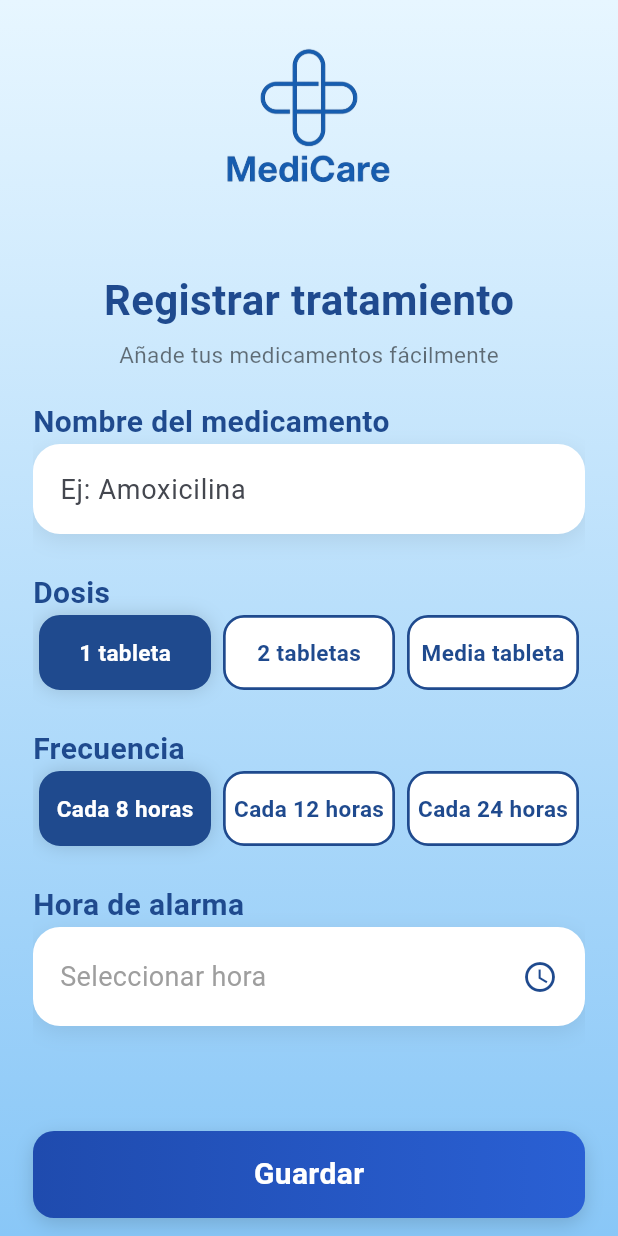
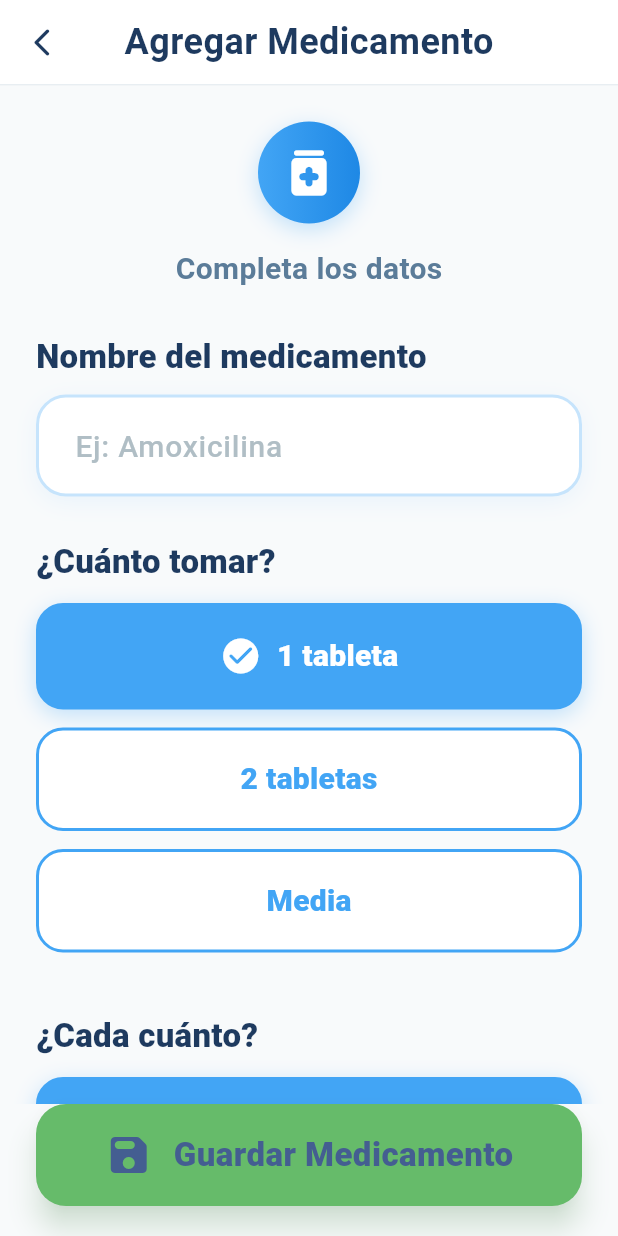
Before and after one commit to Luis2Sosa/medicare_app, a Flutter app: the TreatmentFormScreen screen opened by its route, on a phone screen of 412 x 824 dp. Run offline on Flutter 3.47's test engine with Material 3 defaults, Android fonts, the phone set to English and light mode, and no system bars.

Commit message:
Mejorando pantalla de agregar medicamentos

```diff
--- a/lib/modules/treatments/screens/treatment_form_screen.dart
+++ b/lib/modules/treatments/screens/treatment_form_screen.dart
@@ -27,87 +27,139 @@ class _TreatmentFormScreenState extends State<TreatmentFormScreen> {
   @override
   Widget build(BuildContext context) {
     return Scaffold(
+      backgroundColor: const Color(0xFFF8FAFB),
       resizeToAvoidBottomInset: true,
-      body: Container(
-        decoration: const BoxDecoration(
-          gradient: AppTheme.mainGradient,
+      appBar: AppBar(
+        backgroundColor: Colors.white,
+        foregroundColor: const Color(0xFF1E3A5F),
+        centerTitle: true,
+        elevation: 0,
+        title: const Text(
+          "Agregar Medicamento",
+          style: TextStyle(
+            fontSize: 24,
+            fontWeight: FontWeight.w700,
+            letterSpacing: 0.3,
           ),
-        child: SafeArea(
-          child: Padding(
-            padding: const EdgeInsets.symmetric(horizontal: 22),
+        ),
+        leading: IconButton(
+          icon: const Icon(Icons.arrow_back_ios_new_rounded, size: 22),
+          onPressed: () => Navigator.pop(context),
+        ),
+        bottom: PreferredSize(
+          preferredSize: const Size.fromHeight(1),
+          child: Container(
+            color: const Color(0xFFE8EEF2),
+            height: 1,
+          ),
+        ),
+      ),
+      body: SafeArea(
         child: Column(
           children: [
-                // 👉 FORMULARIO (SCROLL)
+            // FORMULARIO CON SCROLL
             Expanded(
               child: SingleChildScrollView(
                 physics: const BouncingScrollPhysics(),
-                    keyboardDismissBehavior:
-                    ScrollViewKeyboardDismissBehavior.onDrag,
+                keyboardDismissBehavior: ScrollViewKeyboardDismissBehavior.onDrag,
+                padding: const EdgeInsets.all(24),
                 child: Form(
                   key: _formKey,
                   child: Column(
-                        crossAxisAlignment: CrossAxisAlignment.center,
+                    crossAxisAlignment: CrossAxisAlignment.start,
                     children: [
-                          const SizedBox(height: 10),
-
-                          Image.asset(
-                            "assets/images/medicare_logo.png",
-                            width: 160,
+                      // HEADER COMPACTO
+                      Center(
+                        child: Container(
+                          padding: const EdgeInsets.all(14),
+                          decoration: BoxDecoration(
+                            gradient: const LinearGradient(
+                              colors: [
+                                Color(0xFF42A5F5),
+                                Color(0xFF1E88E5),
+                              ],
                             ),
-
-                          const SizedBox(height: 10),
-
-                          const Text(
-                            "Registrar tratamiento",
-                            style: TextStyle(
-                              fontSize: 28,
-                              fontWeight: FontWeight.bold,
-                              color: AppTheme.primaryBlue,
+                            shape: BoxShape.circle,
+                            boxShadow: [
+                              BoxShadow(
+                                color: const Color(0xFF42A5F5).withOpacity(0.3),
+                                blurRadius: 12,
+                                offset: const Offset(0, 4),
+                              ),
+                            ],
+                          ),
+                          child: const Icon(
+                            Icons.medication_rounded,
+                            size: 40,
+                            color: Colors.white,
+                          ),
                         ),
                       ),
 
-                          const SizedBox(height: 6),
+                      const SizedBox(height: 16),
 
-                          const Text(
-                            "Añade tus medicamentos fácilmente",
+                      const Center(
+                        child: Text(
+                          "Completa los datos",
                           style: TextStyle(
-                              fontSize: 15,
-                              color: Colors.black54,
+                            fontSize: 20,
+                            color: Color(0xFF5B7C99),
+                            fontWeight: FontWeight.w700,
+                          ),
                         ),
                       ),
 
-                          const SizedBox(height: 20),
+                      const SizedBox(height: 28),
 
+                      // NOMBRE DEL MEDICAMENTO
                       _label("Nombre del medicamento"),
+                      const SizedBox(height: 10),
                       _inputCard(
                         child: TextFormField(
                           controller: nameCtrl,
-                              style: const TextStyle(fontSize: 18),
+                          style: const TextStyle(
+                            fontSize: 22,
+                            fontWeight: FontWeight.w700,
+                            color: Color(0xFF1E3A5F),
+                          ),
                           decoration: const InputDecoration(
                             border: InputBorder.none,
                             hintText: "Ej: Amoxicilina",
+                            hintStyle: TextStyle(
+                              fontSize: 20,
+                              color: Color(0xFFB0BEC5),
+                              fontWeight: FontWeight.w500,
+                            ),
+                            contentPadding: EdgeInsets.symmetric(
+                              horizontal: 4,
+                              vertical: 4,
+                            ),
                           ),
                           validator: (value) {
                             if (value == null || value.trim().isEmpty) {
-                                  return "Por favor ingresa el nombre del medicamento";
+                              return "Ingresa el nombre del medicamento";
                             }
                             return null;
                           },
                         ),
                       ),
 
-                          const SizedBox(height: 25),
+                      const SizedBox(height: 28),
 
-                          _label("Dosis"),
+                      // DOSIS
+                      _label("¿Cuánto tomar?"),
+                      const SizedBox(height: 12),
                       _segmentSelector(
-                            items: ["1 tableta", "2 tabletas", "Media tableta"],
+                        items: ["1 tableta", "2 tabletas", "Media"],
                         selected: dosis,
                         onSelect: (v) => setState(() => dosis = v),
                       ),
 
-                          const SizedBox(height: 25),
+                      const SizedBox(height: 28),
 
-                          _label("Frecuencia"),
+                      // FRECUENCIA
+                      _label("¿Cada cuánto?"),
+                      const SizedBox(height: 12),
                       _segmentSelector(
                         items: [
                           "Cada 8 horas",
@@ -118,81 +170,103 @@ class _TreatmentFormScreenState extends State<TreatmentFormScreen> {
                         onSelect: (v) => setState(() => frecuencia = v),
                       ),
 
-                          const SizedBox(height: 25),
+                      const SizedBox(height: 28),
 
-                          _label("Hora de alarma"),
+                      // HORA DE ALARMA
+                      _label("¿A qué hora?"),
+                      const SizedBox(height: 10),
                       _inputCard(
-                            child: GestureDetector(
+                        child: InkWell(
                           onTap: _pickTime,
-                              child: Container(
-                                padding:
-                                const EdgeInsets.symmetric(vertical: 14),
+                          borderRadius: BorderRadius.circular(18),
+                          child: Padding(
+                            padding: const EdgeInsets.symmetric(
+                              horizontal: 4,
+                              vertical: 18,
+                            ),
                             child: Row(
-                                  mainAxisAlignment:
-                                  MainAxisAlignment.spaceBetween,
+                              mainAxisAlignment: MainAxisAlignment.spaceBetween,
                               children: [
                                 Text(
                                   selectedTime == null
                                       ? "Seleccionar hora"
-                                          : "${selectedTime!.hour}:${selectedTime!.minute.toString().padLeft(2, '0')}",
+                                      : _formatTime(selectedTime!),
                                   style: TextStyle(
-                                        fontSize: 18,
+                                    fontSize: 22,
+                                    fontWeight: FontWeight.w700,
                                     color: selectedTime == null
-                                            ? Colors.grey
-                                            : Colors.black87,
+                                        ? const Color(0xFFB0BEC5)
+                                        : const Color(0xFF1E3A5F),
                                   ),
                                 ),
-                                    const Icon(Icons.access_time,
-                                        color: AppTheme.primaryBlue),
+                                Container(
+                                  padding: const EdgeInsets.all(8),
+                                  decoration: BoxDecoration(
+                                    color: const Color(0xFFFFA726),
+                                    borderRadius: BorderRadius.circular(12),
+                                  ),
+                                  child: const Icon(
+                                    Icons.access_time_rounded,
+                                    color: Colors.white,
+                                    size: 28,
+                                  ),
+                                ),
                               ],
                             ),
                           ),
                         ),
                       ),
 
-                          const SizedBox(height: 120),
+                      const SizedBox(height: 80),
                     ],
                   ),
                 ),
               ),
             ),
 
-                // 👉 BOTÓN FIJO
+            // BOTÓN FIJO GRANDE
             Padding(
-                  padding: const EdgeInsets.only(bottom: 12),
+              padding: const EdgeInsets.fromLTRB(24, 0, 24, 20),
               child: _saveButton(),
             ),
           ],
         ),
       ),
-        ),
-      ),
     );
   }
 
+  String _formatTime(TimeOfDay time) {
+    final hour = time.hourOfPeriod == 0 ? 12 : time.hourOfPeriod;
+    final minute = time.minute.toString().padLeft(2, '0');
+    final period = time.period == DayPeriod.am ? 'AM' : 'PM';
+    return '$hour:$minute $period';
+  }
+
   Widget _label(String text) {
-    return Align(
-      alignment: Alignment.centerLeft,
-      child: Text(
+    return Text(
       text,
       style: const TextStyle(
-          fontSize: 20,
-          color: AppTheme.primaryBlue,
-          fontWeight: FontWeight.bold,
-        ),
+        fontSize: 22,
+        color: Color(0xFF1E3A5F),
+        fontWeight: FontWeight.w900,
+        letterSpacing: 0.2,
       ),
     );
   }
 
   Widget _inputCard({required Widget child}) {
     return Container(
-      padding: const EdgeInsets.symmetric(horizontal: 18, vertical: 6),
+      padding: const EdgeInsets.symmetric(horizontal: 20, vertical: 8),
       decoration: BoxDecoration(
         color: Colors.white,
-        borderRadius: BorderRadius.circular(18),
+        borderRadius: BorderRadius.circular(20),
+        border: Border.all(
+          color: const Color(0xFF42A5F5).withOpacity(0.3),
+          width: 2,
+        ),
         boxShadow: [
           BoxShadow(
-            color: Colors.black.withOpacity(0.08),
+            color: const Color(0xFF42A5F5).withOpacity(0.08),
             blurRadius: 12,
             offset: const Offset(0, 4),
           )
@@ -207,37 +281,55 @@ class _TreatmentFormScreenState extends State<TreatmentFormScreen> {
     required String selected,
     required Function(String) onSelect,
   }) {
-    return Row(
+    return Column(
       children: items.map((e) {
         final isSelected = e == selected;
-        return Expanded(
-          child: GestureDetector(
+        return Padding(
+          padding: const EdgeInsets.only(bottom: 12),
+          child: InkWell(
             onTap: () => onSelect(e),
+            borderRadius: BorderRadius.circular(18),
             child: Container(
-              height: 50,
-              margin: const EdgeInsets.symmetric(horizontal: 4),
+              width: double.infinity,
+              padding: const EdgeInsets.symmetric(vertical: 18),
               decoration: BoxDecoration(
-                color: isSelected ? AppTheme.primaryBlue : Colors.white,
-                borderRadius: BorderRadius.circular(14),
-                border: Border.all(color: AppTheme.primaryBlue, width: 1.8),
+                color: isSelected ? const Color(0xFF42A5F5) : Colors.white,
+                borderRadius: BorderRadius.circular(18),
+                border: Border.all(
+                  color: const Color(0xFF42A5F5),
+                  width: isSelected ? 3 : 2,
+                ),
                 boxShadow: [
                   if (isSelected)
                     BoxShadow(
-                      color: Colors.black.withOpacity(0.15),
-                      blurRadius: 10,
+                      color: const Color(0xFF42A5F5).withOpacity(0.3),
+                      blurRadius: 12,
+                      offset: const Offset(0, 4),
                     )
                 ],
               ),
-              child: Center(
-                child: Text(
+              child: Row(
+                mainAxisAlignment: MainAxisAlignment.center,
+                children: [
+                  if (isSelected)
+                    const Padding(
+                      padding: EdgeInsets.only(right: 10),
+                      child: Icon(
+                        Icons.check_circle_rounded,
+                        color: Colors.white,
+                        size: 28,
+                      ),
+                    ),
+                  Text(
                     e,
                     style: TextStyle(
-                    fontSize: 15,
-                    color: isSelected ? Colors.white : AppTheme.primaryBlue,
-                    fontWeight:
-                    isSelected ? FontWeight.bold : FontWeight.w600,
+                      fontSize: 20,
+                      color: isSelected ? Colors.white : const Color(0xFF42A5F5),
+                      fontWeight: FontWeight.w900,
+                      letterSpacing: 0.2,
                     ),
                   ),
+                ],
               ),
             ),
           ),
@@ -250,6 +342,24 @@ class _TreatmentFormScreenState extends State<TreatmentFormScreen> {
     final time = await showTimePicker(
       context: context,
       initialTime: TimeOfDay.now(),
+      builder: (context, child) {
+        return Theme(
+          data: Theme.of(context).copyWith(
+            timePickerTheme: TimePickerThemeData(
+              // Aumentar tamaño de texto en el picker
+              hourMinuteTextStyle: const TextStyle(
+                fontSize: 48,
+                fontWeight: FontWeight.w900,
+              ),
+              helpTextStyle: const TextStyle(
+                fontSize: 20,
+                fontWeight: FontWeight.w700,
+              ),
+            ),
+          ),
+          child: child!,
+        );
+      },
     );
 
     if (time != null) {
@@ -258,96 +368,105 @@ class _TreatmentFormScreenState extends State<TreatmentFormScreen> {
   }
 
   void _saveTreatment() async {
-    // Validar formulario
     if (!_formKey.currentState!.validate()) {
-      _showSnackBar("Por favor completa todos los campos", isError: true);
+      _showSnackBar("Completa todos los campos", isError: true);
       return;
     }
 
-    // Validar hora seleccionada
     if (selectedTime == null) {
-      _showSnackBar("Por favor selecciona una hora de alarma", isError: true);
+      _showSnackBar("Selecciona una hora de alarma", isError: true);
       return;
     }
 
     setState(() => isLoading = true);
 
-    // Simular guardado (aquí irían tus servicios de guardado real)
     await Future.delayed(const Duration(milliseconds: 800));
-
-    // TODO: Aquí guardarías los datos:
-    // final treatment = Treatment(
-    //   name: nameCtrl.text.trim(),
-    //   dosis: dosis,
-    //   frecuencia: frecuencia,
-    //   alarmTime: selectedTime!,
-    // );
-    // await TreatmentService.save(treatment);
 
     if (!mounted) return;
 
     setState(() => isLoading = false);
 
-    _showSnackBar("¡Tratamiento guardado exitosamente!", isError: false);
+    _showSnackBar("¡Medicamento guardado!", isError: false);
 
-    // Navegar después de 1 segundo
     await Future.delayed(const Duration(seconds: 1));
 
     if (!mounted) return;
 
-    Navigator.pushReplacementNamed(context, "/home");
+    Navigator.pop(context);
   }
 
   void _showSnackBar(String message, {required bool isError}) {
     ScaffoldMessenger.of(context).showSnackBar(
       SnackBar(
-        content: Text(message),
-        backgroundColor: isError ? Colors.red : Colors.green,
+        content: Row(
+          children: [
+            Icon(
+              isError ? Icons.error_outline : Icons.check_circle,
+              color: Colors.white,
+              size: 28,
+            ),
+            const SizedBox(width: 12),
+            Expanded(
+              child: Text(
+                message,
+                style: const TextStyle(
+                  fontSize: 18,
+                  fontWeight: FontWeight.w800,
+                ),
+              ),
+            ),
+          ],
+        ),
+        backgroundColor: isError ? const Color(0xFFEF5350) : const Color(0xFF66BB6A),
         behavior: SnackBarBehavior.floating,
         duration: const Duration(seconds: 2),
+        shape: RoundedRectangleBorder(
+          borderRadius: BorderRadius.circular(16),
+        ),
+        margin: const EdgeInsets.all(20),
+        padding: const EdgeInsets.symmetric(horizontal: 20, vertical: 16),
       ),
     );
   }
 
   Widget _saveButton() {
-    return GestureDetector(
-      onTap: isLoading ? null : _saveTreatment,
-      child: Container(
-        height: 58,
+    return SizedBox(
       width: double.infinity,
-        decoration: BoxDecoration(
-          gradient: LinearGradient(
-            colors: isLoading
-                ? [Colors.grey, Colors.grey.shade400]
-                : [const Color(0xFF1F4BAE), const Color(0xFF2A60D4)],
+      height: 68,
+      child: ElevatedButton(
+        style: ElevatedButton.styleFrom(
+          backgroundColor: const Color(0xFF66BB6A),
+          elevation: 8,
+          shadowColor: const Color(0xFF66BB6A).withOpacity(0.4),
+          shape: RoundedRectangleBorder(
+            borderRadius: BorderRadius.circular(20),
           ),
-          borderRadius: BorderRadius.circular(14),
-          boxShadow: [
-            BoxShadow(
-              color: Colors.black.withOpacity(0.15),
-              blurRadius: 10,
-              offset: const Offset(0, 4),
-            )
-          ],
+          disabledBackgroundColor: Colors.grey,
         ),
-        child: Center(
+        onPressed: isLoading ? null : _saveTreatment,
         child: isLoading
             ? const SizedBox(
-            width: 24,
-            height: 24,
+          width: 32,
+          height: 32,
           child: CircularProgressIndicator(
             color: Colors.white,
-              strokeWidth: 3,
+            strokeWidth: 4,
           ),
         )
-              : const Text(
-            "Guardar",
+            : Row(
+          mainAxisAlignment: MainAxisAlignment.center,
+          children: const [
+            Icon(Icons.save_rounded, size: 32),
+            SizedBox(width: 14),
+            Text(
+              "Guardar Medicamento",
               style: TextStyle(
-              color: Colors.white,
-              fontSize: 20,
-              fontWeight: FontWeight.bold,
+                fontSize: 22,
+                fontWeight: FontWeight.w900,
+                letterSpacing: 0.3,
               ),
             ),
+          ],
         ),
       ),
     );
```
Lines whose indentation alone changed are shown as unchanged.
